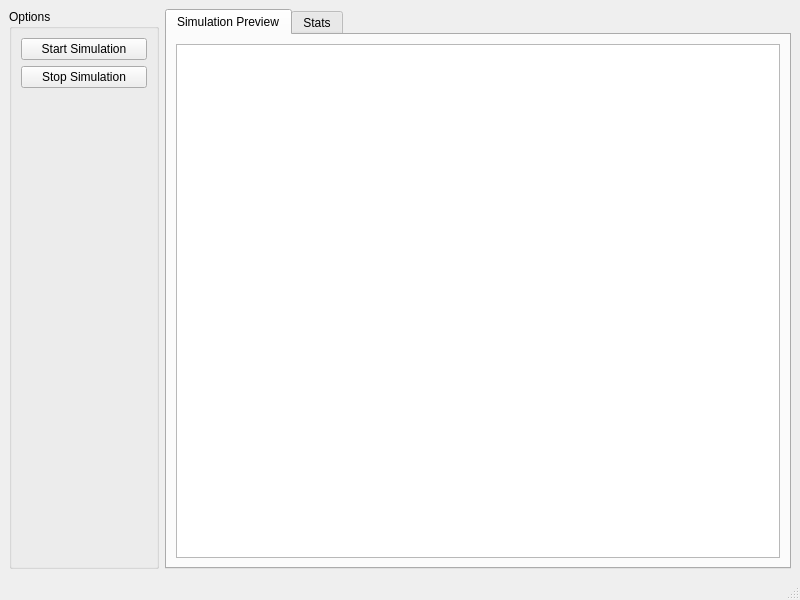
Before: the Qt Designer form mainwindow.ui in Kamilcuk/Anthill, drawn with Qt 5.
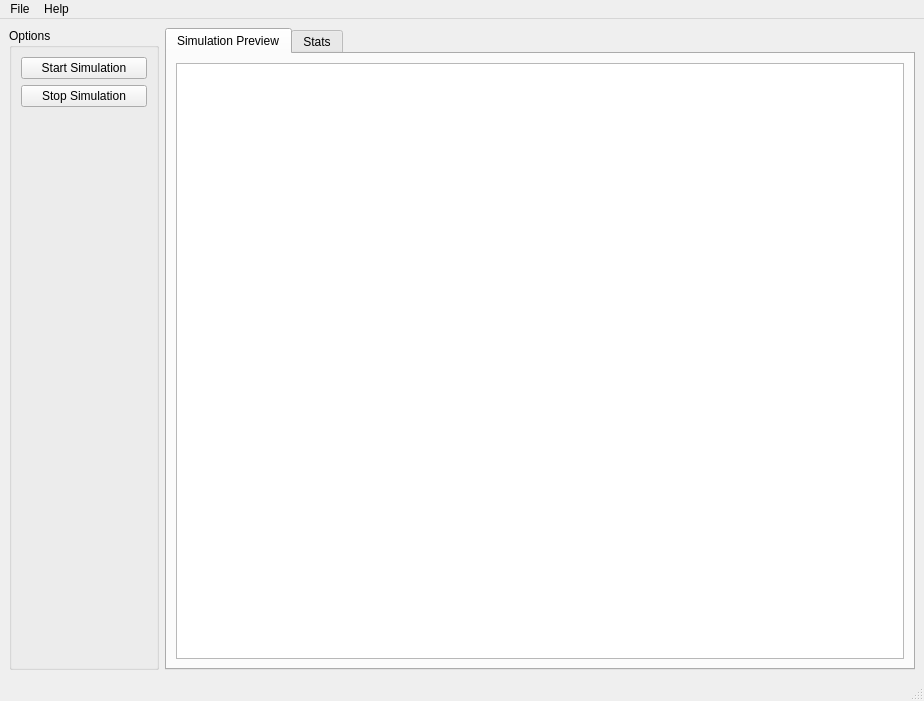
After: the same form once the commit is applied.

What changed in the file:
```diff
--- a/mainwindow.ui
+++ b/mainwindow.ui
@@ -6,8 +6,8 @@
    <rect>
     <x>0</x>
     <y>0</y>
-    <width>800</width>
-    <height>600</height>
+    <width>924</width>
+    <height>701</height>
    </rect>
   </property>
   <property name="windowTitle">
@@ -101,10 +101,24 @@
     <rect>
      <x>0</x>
      <y>0</y>
-     <width>800</width>
+     <width>924</width>
      <height>19</height>
     </rect>
    </property>
+   <widget class="QMenu" name="menuFile">
+    <property name="title">
+     <string>File</string>
+    </property>
+    <addaction name="actionExit"/>
+   </widget>
+   <widget class="QMenu" name="menuHelp">
+    <property name="title">
+     <string>Help</string>
+    </property>
+    <addaction name="actionAbout"/>
+   </widget>
+   <addaction name="menuFile"/>
+   <addaction name="menuHelp"/>
   </widget>
   <widget class="QStatusBar" name="statusbar"/>
  </widget>
```
Left out of the diff: 10 changed lines with no effect on the pictures.
